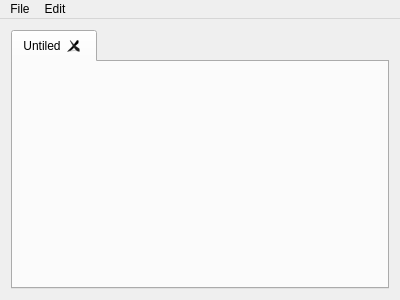
The window that term_paper/Term_paper/App/mainwindow.ui (46ccac1474d000676430445ffc4b160a/Algo) describes before a commit, drawn with Qt 5.
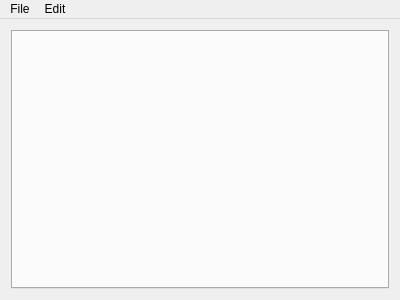
The same window after the commit.

The edit to the form file:
```diff
--- a/term_paper/Term_paper/App/mainwindow.ui
+++ b/term_paper/Term_paper/App/mainwindow.ui
@@ -29,12 +29,6 @@
       <property name="movable">
        <bool>true</bool>
       </property>
-      <widget class="QWidget" name="tab">
-       <attribute name="title">
-        <string>Untiled</string>
-       </attribute>
-       <layout class="QVBoxLayout" name="verticalLayout_2"/>
-      </widget>
      </widget>
     </item>
    </layout>
```
Left out of the diff: 2 changed lines with no effect on the pictures.
